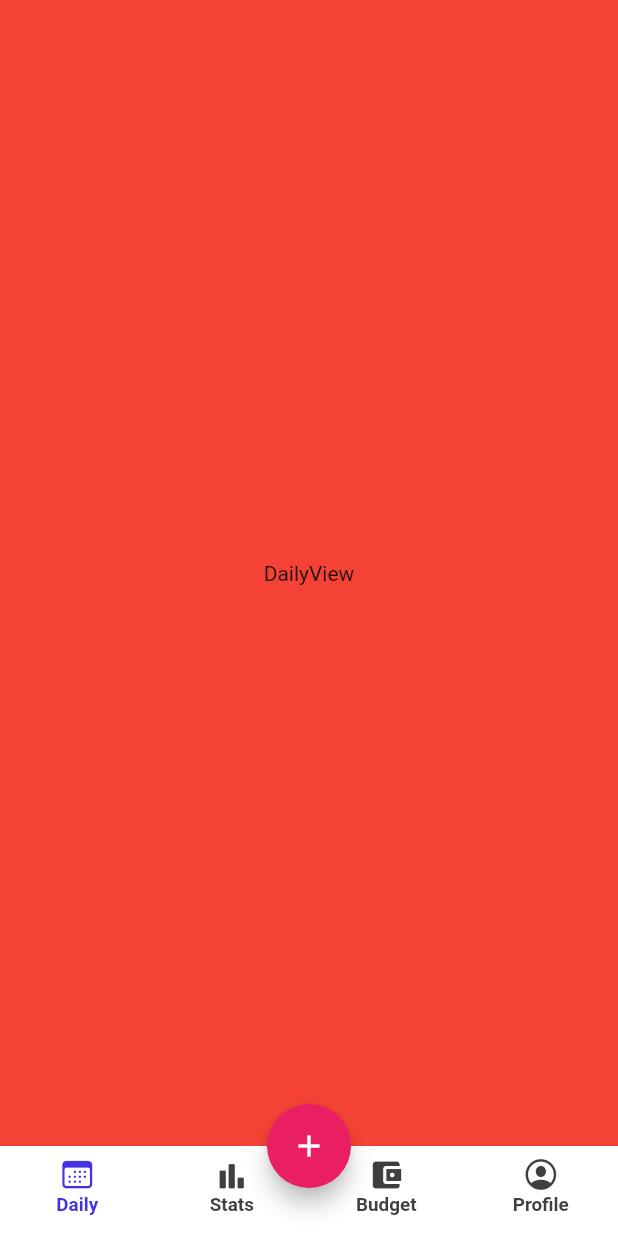
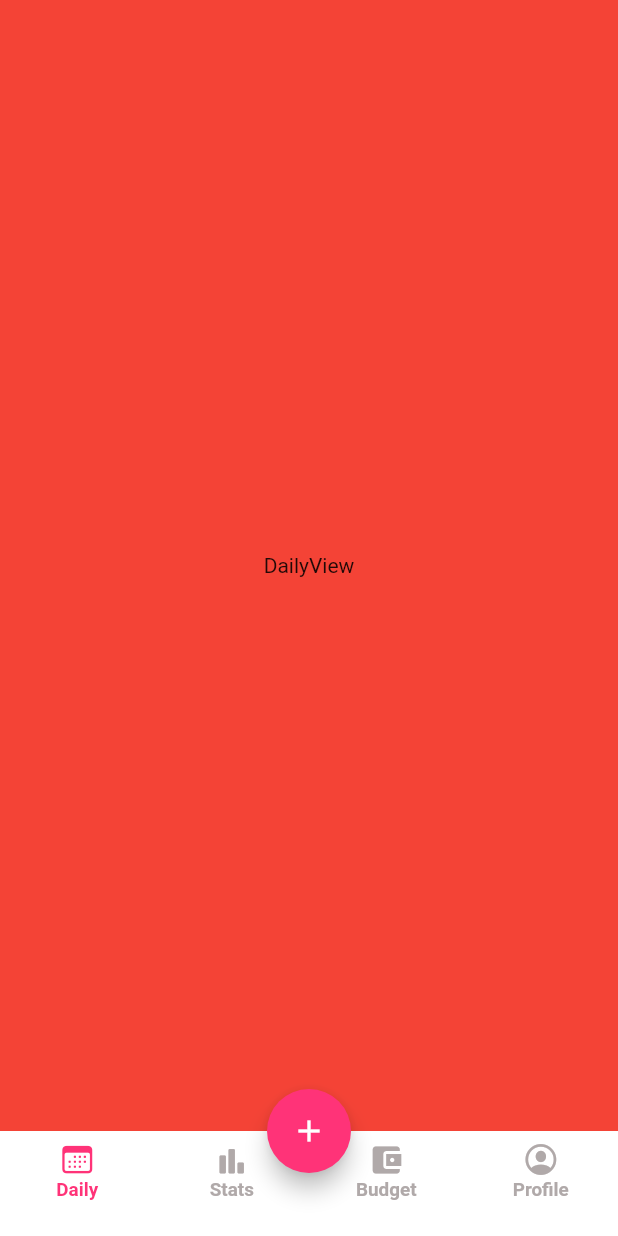
Before and after one commit to evansmwenda/ExpenseTracker, a Flutter app: the screen it shows after launch, on a phone screen of 412 x 824 dp. Run offline on Flutter 3.47's test engine with Material 2 defaults, Android fonts, the phone set to English and light mode, and no system bars; our stand-ins replace flutter_screenutil, get.

Commit message:
updated app colors

```diff
--- /dev/null
+++ b/lib/common/my_colors.dart
@@ -0,0 +1,5 @@
+import 'package:flutter/material.dart';
+
+const primaryColor = Color(0xffff3378);
+const secondaryColor = Color(0xff33c9ff);
+const tertiaryColor = Color(0xff41e94b);
--- a/lib/ui/home/home_view.dart
+++ b/lib/ui/home/home_view.dart
@@ -1,3 +1,4 @@
+import 'package:expense_tracker/common/my_colors.dart';
 import 'package:flutter/cupertino.dart';
 import 'package:flutter/material.dart';
 import 'package:flutter_screenutil/flutter_screenutil.dart';
@@ -25,7 +26,7 @@ class HomeView extends GetView<HomeController> {
         () => pages[controller.tabIndex],
       ),
       bottomNavigationBar: Container(
-        height: 60,
+        height: 70,
         decoration: const BoxDecoration(
           color: Colors.white,
         ),
@@ -65,7 +66,7 @@ class HomeView extends GetView<HomeController> {
       ),
       floatingActionButtonLocation: FloatingActionButtonLocation.centerDocked,
       floatingActionButton: FloatingActionButton(
-        backgroundColor: Colors.pink,
+        backgroundColor: primaryColor,
         onPressed: () {},
         child: const Center(
           child: Icon(Icons.add, color: Colors.white),
@@ -105,15 +106,15 @@ class BottomNavItem extends StatelessWidget {
                   Icon(
                     activeIcon,
                     color: c.tabIndex == index
-                        ? const Color(0xff4232E3)
-                        : const Color(0xFF3F3F3F),
+                        ? primaryColor
+                        : const Color(0xFFB0A9A9),
                   ),
                   Text(
                     title,
                     style: TextStyle(
                         color: c.tabIndex == index
-                            ? const Color(0xff4232E3)
-                            : const Color(0xFF3F3F3F),
+                            ? primaryColor
+                            : const Color(0xFFB0A9A9),
                         fontWeight: FontWeight.w700,
                         fontSize: 11.sp),
                   ),
```
